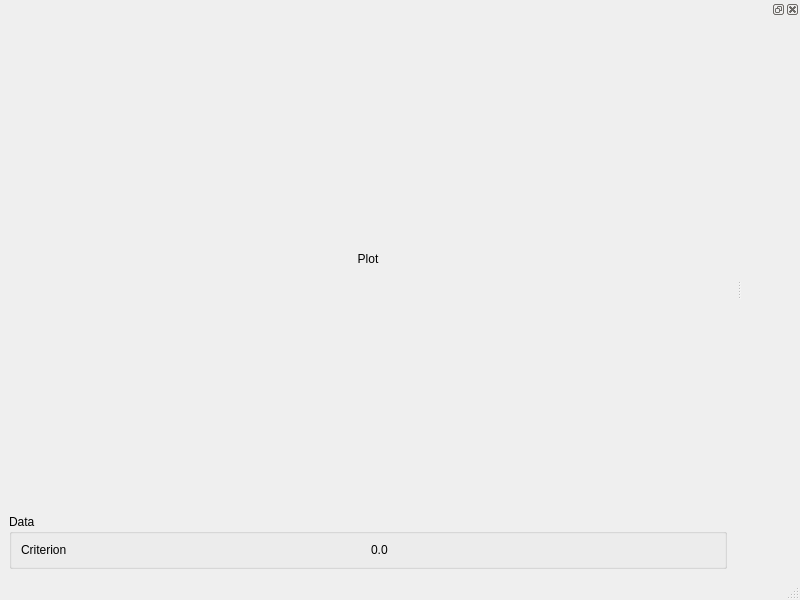
First picture: the form in src/app/gui/UI/MainWindow.ui, repository alexe-mgn/SampleDistributionTester, before the edit.
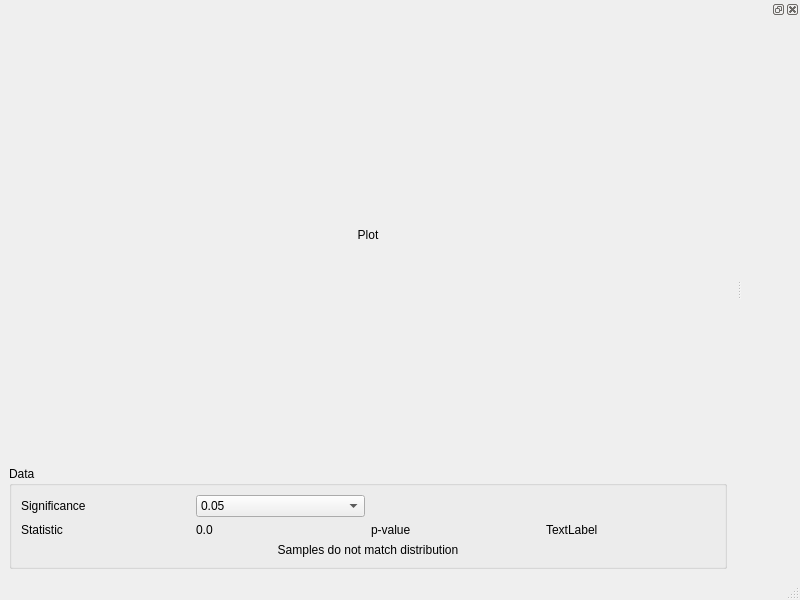
Second picture: the form after the edit.

```diff
--- a/src/app/gui/UI/MainWindow.ui
+++ b/src/app/gui/UI/MainWindow.ui
@@ -54,21 +54,86 @@
       <property name="title">
        <string>Data</string>
       </property>
-      <layout class="QHBoxLayout" name="horizontalLayout">
-       <item>
-        <widget class="QLabel" name="labelCriterion">
+      <layout class="QGridLayout" name="gridLayout">
+       <item row="1" column="0">
+        <widget class="QLabel" name="labelStatistic">
          <property name="text">
-          <string>Criterion</string>
+          <string>Statistic</string>
          </property>
         </widget>
        </item>
-       <item>
-        <widget class="QLabel" name="valueCriterion">
+       <item row="1" column="2">
+        <widget class="QLabel" name="labelPValue">
+         <property name="text">
+          <string>p-value</string>
+         </property>
+        </widget>
+       </item>
+       <item row="1" column="1">
+        <widget class="QLabel" name="valueStatistic">
+         <property name="sizePolicy">
+          <sizepolicy hsizetype="Preferred" vsizetype="Preferred">
+           <horstretch>0</horstretch>
+           <verstretch>0</verstretch>
+          </sizepolicy>
+         </property>
          <property name="text">
           <string>0.0</string>
          </property>
         </widget>
        </item>
+       <item row="1" column="3">
+        <widget class="QLabel" name="valuePValue">
+         <property name="sizePolicy">
+          <sizepolicy hsizetype="Preferred" vsizetype="Preferred">
+           <horstretch>0</horstretch>
+           <verstretch>0</verstretch>
+          </sizepolicy>
+         </property>
+         <property name="text">
+          <string>TextLabel</string>
+         </property>
+        </widget>
+       </item>
+       <item row="2" column="0" colspan="4">
+        <widget class="QLabel" name="valueHypothesis">
+         <property name="text">
+          <string>Samples do not match distribution</string>
+         </property>
+         <property name="alignment">
+          <set>Qt::AlignCenter</set>
+         </property>
+        </widget>
+       </item>
+       <item row="0" column="0">
+        <widget class="QLabel" name="labelSignificance">
+         <property name="text">
+          <string>Significance</string>
+         </property>
+        </widget>
+       </item>
+       <item row="0" column="1">
+        <widget class="QComboBox" name="inputSignificance">
+         <property name="currentIndex">
+          <number>1</number>
+         </property>
+         <item>
+          <property name="text">
+           <string>0.01</string>
+          </property>
+         </item>
+         <item>
+          <property name="text">
+           <string>0.05</string>
+          </property>
+         </item>
+         <item>
+          <property name="text">
+           <string>0.10</string>
+          </property>
+         </item>
+        </widget>
+       </item>
       </layout>
      </widget>
     </item>
```
Left out of the diff: 2 changed lines with no effect on the pictures.
